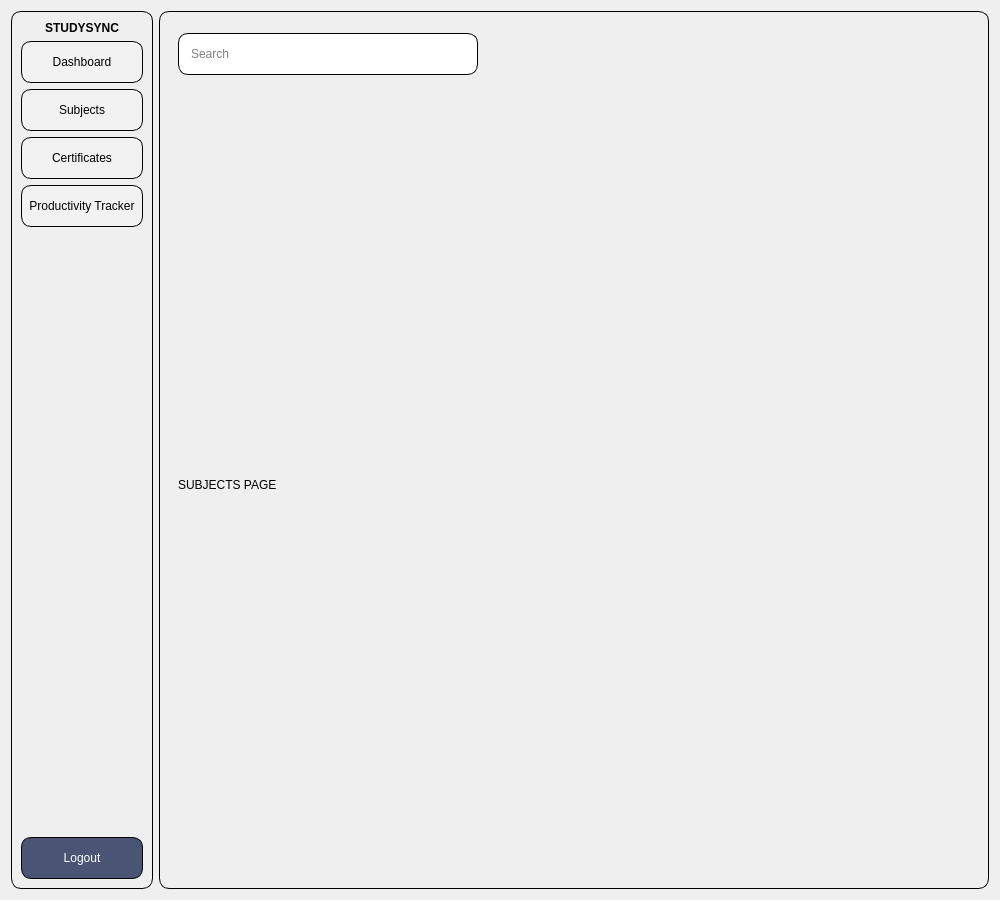
This is dashboard.ui in annamairaj/StudySync as Qt 5 draws it before an edit. The edited form follows.
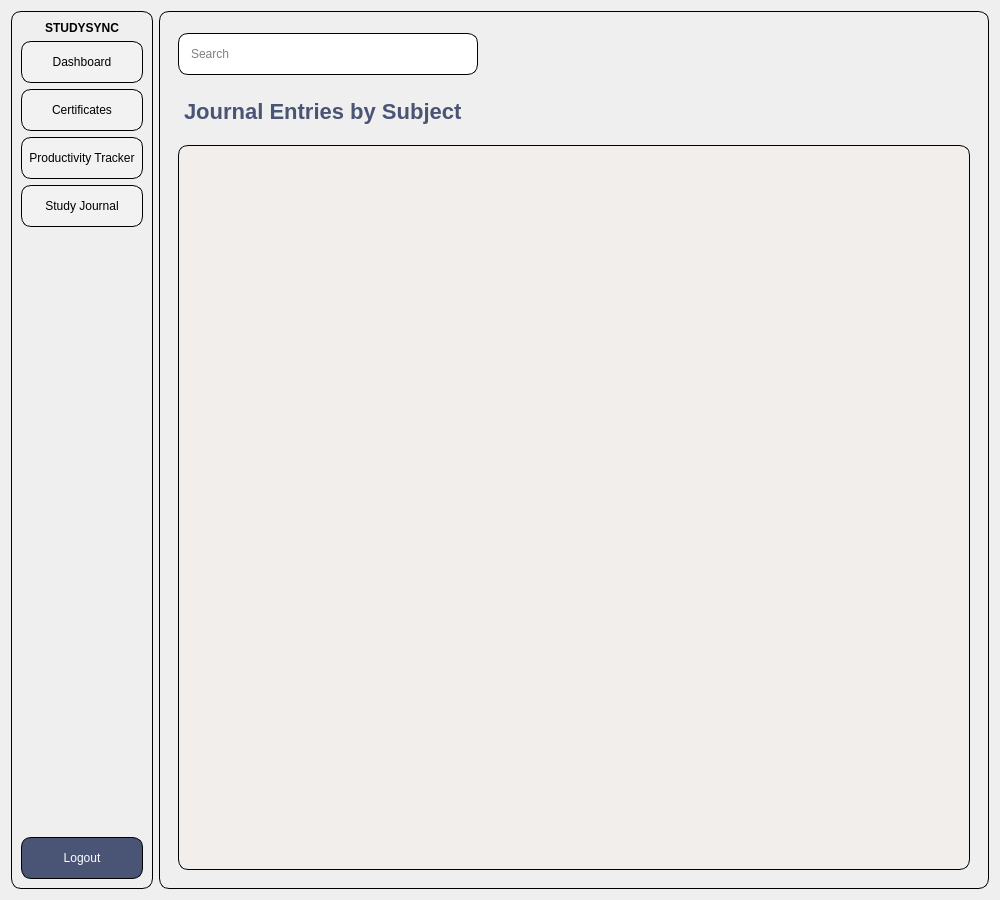
This is the edited form. The open tabs and pages were chosen to show the change.

```diff
--- a/dashboard.ui
+++ b/dashboard.ui
@@ -155,13 +155,6 @@
         </property>
        </widget>
       </item>
-      <item>
-       <widget class="QPushButton" name="subjectsButton">
-        <property name="text">
-         <string>Subjects</string>
-        </property>
-       </widget>
-      </item>
       <item>
        <widget class="QPushButton" name="certificatesButton">
         <property name="text">
@@ -187,6 +180,13 @@
         </property>
        </widget>
       </item>
+      <item>
+       <widget class="QPushButton" name="subjectsButton">
+        <property name="text">
+         <string>Study Journal</string>
+        </property>
+       </widget>
+      </item>
       <item>
        <spacer name="sidebarSpacer">
         <property name="orientation">
@@ -286,6 +286,15 @@
       </item>
       <item>
        <widget class="QStackedWidget" name="homeStackedWidget">
+        <property name="styleSheet">
+         <string notr="true">#certificateLabel {
+    font-size: 22px;
+    font-weight: bold;
+    margin-bottom: 15px;
+    color: rgb(74, 84, 117);
+}
+</string>
+        </property>
         <property name="currentIndex">
          <number>1</number>
         </property>
@@ -545,9 +554,41 @@
         <widget class="QWidget" name="subjectsPageStack">
          <layout class="QVBoxLayout" name="verticalLayout_3">
           <item>
-           <widget class="QLabel" name="subjectsPageLabel">
+           <widget class="QLabel" name="subjectsLabel">
+            <property name="styleSheet">
+             <string notr="true">#subjectsLabel {
+    font-size: 22px;
+    font-weight: bold;
+    margin-bottom: 15px;
+    color: rgb(74, 84, 117);
+}
+</string>
+            </property>
             <property name="text">
-             <string>SUBJECTS PAGE</string>
+             <string>Journal Entries by Subject</string>
+            </property>
+           </widget>
+          </item>
+          <item>
+           <widget class="QListWidget" name="pastStudySessionNotes">
+            <property name="styleSheet">
+             <string notr="true">#pastStudySessionNotes {
+    background-color: rgb(242, 238, 235);
+    border-radius: 10px;
+    border: 1px solid #000000;
+    padding: 10px;
+    font-size: 14px;
+    color: black;
+}
+QListWidget::item {
+    padding: 8px;
+    border-bottom: 1px solid #ccc;
+}
+QListWidget::item:selected {
+    background-color: rgb(106, 85, 115);
+    color: white;
+}
+</string>
             </property>
            </widget>
           </item>
```
Left out of the diff: 35 changed lines with no effect on the pictures.
